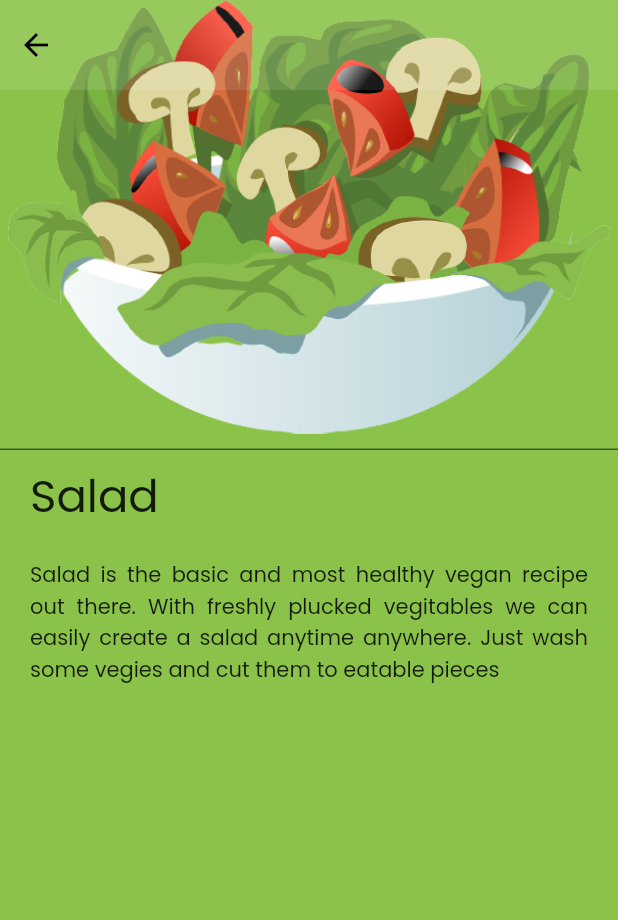
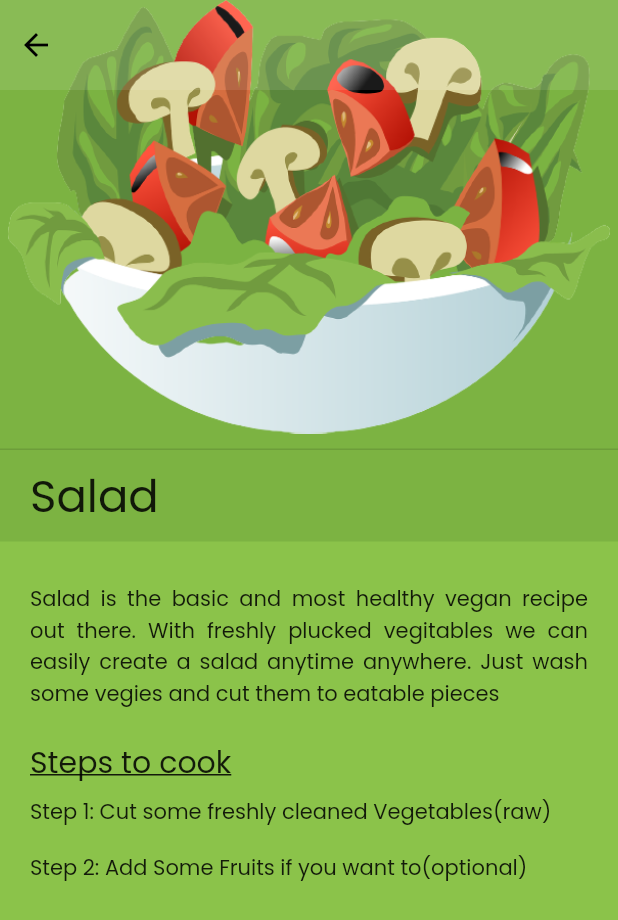
Before and after one commit to Alson33/App_With_Flutter, a Flutter app: the RecipeDetailPage screen opened directly with empty values, on a phone screen of 412 x 824 dp. Shown: the top 920 px of the screen. Run offline on Flutter 3.47's test engine with Material 2 defaults, Android fonts, the phone set to English and light mode, and no system bars; our stand-ins replace liquid_swipe, shared_preferences, sqflite; accounts and stored records are empty.

```diff
--- a/healthy_app/lib/recipePages/listOfRecipe.dart
+++ b/healthy_app/lib/recipePages/listOfRecipe.dart
@@ -5,34 +5,61 @@ class ListOfRecipe {
     {
       'image': AssetImage('assets/images/recipies/salad.png'),
       'tags': 'salad-image',
+      'nameTag': 'sal',
       'name': 'Salad',
       'description':
           'Salad is the basic and most healthy vegan recipe out there. With freshly plucked vegitables we can easily create a salad anytime anywhere. Just wash some vegies and cut them to eatable pieces',
-      'steps': ['S1 one', 'S1 two', 'S1 three'],
+      'steps': [
+        'Step 1: Cut some freshly cleaned Vegetables(raw)',
+        'Step 2: Add Some Fruits if you want to(optional)'
+      ],
     },
     {
       'image': AssetImage('assets/images/recipies/omelette.png'),
       'tags': 'omelette-image',
+      'nameTag': 'om',
       'name': 'Omlete',
       'description':
           'Filled With protien and lots of carbs egg is one of the major source of power for your body. Though boring old ways of boiling eggs might not be so interesting. Hence here is a healthy and yummy way of making eggs.',
-      'steps': ['S2 one', 'S2 two', 'S2 three'],
+      'steps': [
+        'Step 1: Add some oil on pan low heat.',
+        'Step 2: Crack Some eggs',
+        'Step 3: Slowly pour the egg into the pan.',
+        'Step 4: Put some salt(optional)',
+        'Step 5: Raise the heat to medium and cook for a minute.',
+        'Step 6: At some corrainders on top(optional)',
+      ],
     },
     {
       'image': AssetImage('assets/images/recipies/baked-potato.png'),
       'tags': 'bakedPotato-image',
+      'nameTag': 'bp',
       'name': 'Baked Potatos',
       'description':
           'Baked potatoes might not sound that appetitable but trust me they are the main source of all the carbohydrate your body needs. With freshly cleaned potates and made yummy with this recipe you wont have any complain.',
-      'steps': ['S3 one', 'S3 two', 'S3 three'],
+      'steps': [
+        'Step 1: Get some potatos and poke all around with forks.',
+        'Step 2: Heat the oven(or cooker)[450 F] in high heat.',
+        'Step 3: Bake the potatoes for about 20 min.',
+        'Step 4: Put some butter or oil in the potatoes.',
+        'Step 5: Bake the potatoes for about 20 min again.',
+        'Step 6: Slowly cut the potatoes put some salt and toppings. Ready to eat'
+      ],
     },
     {
       'image': AssetImage('assets/images/recipies/overnight-oats.png'),
       'tags': 'overnightOats-image',
+      'nameTag': 'ono',
       'name': 'Over night Otas',
       'description':
           'Otas are simple, full of nutrients and yummy at the same time. With this receipe you can even make your best oats even great by preparing the oats over the night we can simply have a bowl of yummy and healthy breakfast ready to go inside our belly.',
-      'steps': ['S4 one', 'S4 two', 'S4 three'],
+      'steps': [
+        'Step 1: Take a jar pour your favorite kind of oats',
+        'Step 2: Mix your oats with your favorite kind of milk (1/2 Cup).',
+        'Step 3: Add friuts like strawberry, blueberry, raspberry small pieces.',
+        'Step 4: It is a optional step but you can add Nut butter.',
+        'Step 5: Finally put your yummy jar of oats in refrigerator.'
+      ],
     },
   ];
 
@@ -40,9 +67,15 @@ class ListOfRecipe {
 
   String getTag(int index) => _recipes[index]['tags'];
 
+  String getNameTag(int index) => _recipes[index]['nameTag'];
+
   AssetImage getImage(int index) => _recipes[index]['image'];
 
   String getName(int index) => _recipes[index]['name'];
 
   String getDescription(int index) => _recipes[index]['description'];
+
+  List getSteps(int index) => _recipes[index]['steps'];
+
+  int getStepCount(int index) => _recipes[index]['steps'].length;
 }
--- a/healthy_app/lib/recipePages/recipeDetailPage.dart
+++ b/healthy_app/lib/recipePages/recipeDetailPage.dart
@@ -17,6 +17,7 @@ class RecipeDetailPage extends StatelessWidget {
     return Scaffold(
       backgroundColor: Colors.lightGreen,
       body: SafeArea(
+        child: SingleChildScrollView(
           child: Column(
             crossAxisAlignment: CrossAxisAlignment.start,
             children: <Widget>[
@@ -25,10 +26,12 @@ class RecipeDetailPage extends StatelessWidget {
                   Container(
                     padding: EdgeInsets.only(bottom: 10.0),
                     width: double.infinity,
+                    // color: Colors.lightGreen[600],
                     decoration: BoxDecoration(
+                      color: Colors.lightGreen[600],
                       border: Border(
                         bottom: BorderSide(
-                        color: Colors.black54,
+                          color: Colors.black12,
                         ),
                       ),
                     ),
@@ -60,18 +63,24 @@ class RecipeDetailPage extends StatelessWidget {
                   ),
                 ],
               ),
-            SingleChildScrollView(
-              physics: BouncingScrollPhysics(),
-              child: Padding(
+              Container(
+                width: double.infinity,
+                padding: EdgeInsets.symmetric(
+                  vertical: 8.0,
+                  horizontal: 20.0,
+                ),
+                color: Colors.lightGreen[600],
+                child: Text(
+                  _listOfRecipe.getName(index),
+                  style: TextStyle(fontSize: 30.0),
+                ),
+              ),
+              Padding(
                 padding:
                     const EdgeInsets.symmetric(vertical: 8.0, horizontal: 20.0),
                 child: Column(
-                  crossAxisAlignment: CrossAxisAlignment.start,
+                  crossAxisAlignment: CrossAxisAlignment.stretch,
                   children: [
-                    Text(
-                      _listOfRecipe.getName(index),
-                      style: TextStyle(fontSize: 30.0),
-                    ),
                     SizedBox(
                       height: 20.0,
                     ),
@@ -79,13 +88,38 @@ class RecipeDetailPage extends StatelessWidget {
                       _listOfRecipe.getDescription(index),
                       textAlign: TextAlign.justify,
                     ),
+                    SizedBox(
+                      height: 20.0,
+                    ),
+                    Text(
+                      'Steps to cook',
+                      style: TextStyle(
+                        fontSize: 20.0,
+                        decoration: TextDecoration.underline,
+                      ),
+                    ),
+                    Container(
+                      height: 400,
+                      child: ListView.builder(
+                          physics: NeverScrollableScrollPhysics(),
+                          itemCount: _listOfRecipe.getStepCount(index),
+                          itemBuilder: (context, ind) {
+                            return Padding(
+                              padding: EdgeInsets.symmetric(
+                                vertical: 8.0,
+                                // horizontal: 12.0,
+                              ),
+                              child: Text(_listOfRecipe.getSteps(index)[ind]),
+                            );
+                          }),
+                    ),
                   ],
-                ),
                 ),
               ),
             ],
           ),
         ),
+      ),
     );
   }
 }
```
Also changed, not shown: healthy_app/lib/strechPages/listOfStreches.dart (+14 -8 lines), healthy_app/lib/strechPages/strechDetailPage.dart (+62 -8 lines). Lines whose indentation alone changed are shown as unchanged.
